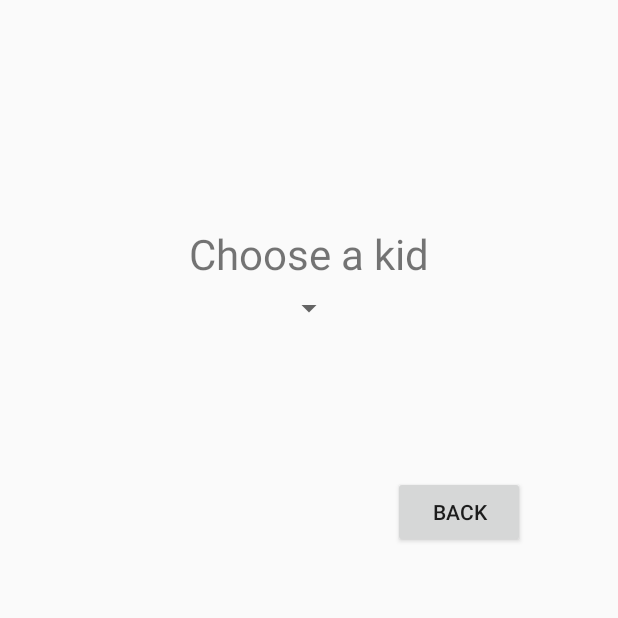
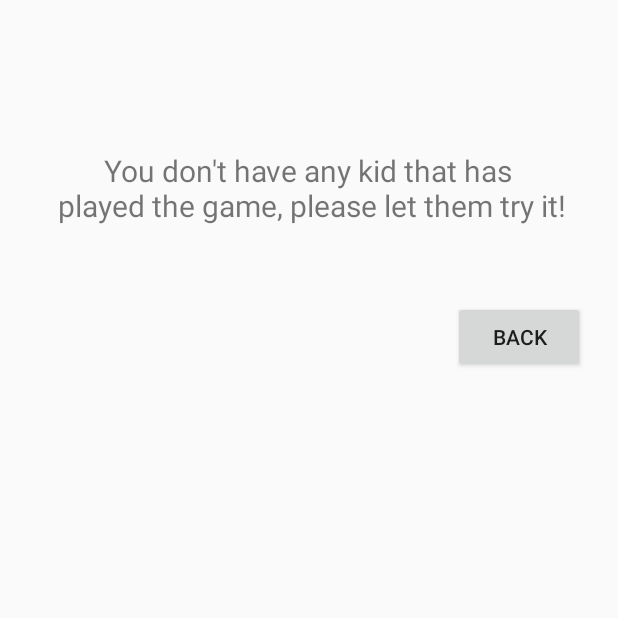
Before and after one commit to MCharming98/HMH2019-Android, an Android app: the screen it shows after launch (ParentsActivity before the commit, NoChildActivity after it), after a tap on an icon or button, on a phone screen of 412 x 824 dp, the top half of it. Run offline under Robolectric (Android 15) with nearby library versions, the phone set to English and light mode, and no system bars.

Commit message:
Add logic and activity for first-time-using parent

```diff
--- /dev/null
+++ b/app/src/main/java/com/example/hmh2019/NoChildActivity.java
@@ -0,0 +1,33 @@
+package com.example.hmh2019;
+
+import android.content.Intent;
+import android.os.Bundle;
+import android.support.design.widget.FloatingActionButton;
+import android.support.design.widget.Snackbar;
+import android.support.v7.app.AppCompatActivity;
+import android.support.v7.widget.Toolbar;
+import android.view.View;
+import android.widget.Button;
+
+public class NoChildActivity extends AppCompatActivity {
+
+    @Override
+    protected void onCreate(Bundle savedInstanceState) {
+        super.onCreate(savedInstanceState);
+        setContentView(R.layout.content_no_child);
+
+        Button backBtn = findViewById(R.id.back_btn);
+        backBtn.setOnClickListener(new View.OnClickListener() {
+            @Override
+            public void onClick(View v) {
+                backToMainActivity();
+            }
+        });
+    }
+
+    private void backToMainActivity(){
+        Intent main = new Intent(this, MainActivity.class);
+        startActivity(main);
+    }
+
+}
--- a/app/src/main/java/com/example/hmh2019/Parent.java
+++ b/app/src/main/java/com/example/hmh2019/Parent.java
@@ -1,13 +1,4 @@
 package com.example.hmh2019;
-
-import android.os.Bundle;
-import android.support.design.widget.FloatingActionButton;
-import android.support.design.widget.Snackbar;
-import android.support.v7.app.AppCompatActivity;
-import android.support.v7.widget.Toolbar;
-import android.view.View;
-import android.view.Menu;
-import android.view.MenuItem;
 
 import java.util.ArrayList;
 import java.util.HashSet;
@@ -17,16 +8,17 @@ import java.util.Set;
 import com.example.hmh2019.Kid;
 
 public class Parent {
-    ArrayList<String> kidArrayList; //The initial list should be empty and we are adding kid to the arraylist when a kid complete his/her test
+    private ArrayList<String> kidArrayList; //The initial list should be empty and we are adding kid to the arraylist when a kid complete his/her test
 
-    public Parent(){
-        ArrayList<String> kidArrayList = new ArrayList<String>(); //As a kid completes the test, it will be added to this arraylist
+    public Parent(String[] kidsArray){
+        kidArrayList = new ArrayList<String>(); //As a kid completes the test, it will be added to this arraylist
+        for(String kid : kidsArray){kidArrayList.add(kid);}
     }
 
     public static void kid_register(){}
 
-    public static Boolean exist_kid(ArrayList<String> kidArrayList){
-        return kidArrayList.size() != 0;
+    public Boolean exist_kid(){
+        return this.kidArrayList.size() != 0;
     }
 
     public static String display_kids_no(ArrayList<String> kidArrayList, Boolean exist_kid){
--- a/app/src/main/java/com/example/hmh2019/ParentsActivity.java
+++ b/app/src/main/java/com/example/hmh2019/ParentsActivity.java
@@ -14,11 +14,13 @@ import android.widget.ArrayAdapter;
 import android.widget.Button;
 import android.widget.Spinner;
 
+import java.util.Arrays;
 import java.util.Map;
 import java.util.Set;
 
 public class ParentsActivity extends AppCompatActivity implements AdapterView.OnItemSelectedListener {
 
+    private int check = 0;
 
     @Override
     protected void onCreate(Bundle savedInstanceState) {
@@ -34,6 +36,12 @@ public class ParentsActivity extends AppCompatActivity implements AdapterView.On
         });
 
         String[] children = getChildren();
+        Parent parent = new Parent(children);
+
+        if(!parent.exist_kid()){
+            Intent no_child = new Intent(this, NoChildActivity.class);
+            startActivity(no_child);
+        }
 
         Spinner childrenSpinner = findViewById(R.id.children_spinner);
         ArrayAdapter<String> adapter = new ArrayAdapter<String>
@@ -46,6 +54,7 @@ public class ParentsActivity extends AppCompatActivity implements AdapterView.On
         SharedPreferences prefs = getSharedPreferences("parent", MODE_PRIVATE);
         String[] template = new String[0];
         String[] children = prefs.getAll().keySet().toArray(template);
+        Arrays.sort(children);
         return children;
 
     }
@@ -57,10 +66,14 @@ public class ParentsActivity extends AppCompatActivity implements AdapterView.On
 
     public void onItemSelected(AdapterView<?> parent, View view,
                                int pos, long id) {
-        String child = parent.getItemAtPosition(pos).toString();
+        if(this.check > 0) {
+            String childName = parent.getItemAtPosition(pos).toString();
+            Intent profile = new Intent(this, ChildProfileActivity.class);
+            profile.putExtra(ChildProfileActivity.CHILD, childName);
+            startActivity(profile);
+        }
+        this.check++;
     }
 
-    public void onNothingSelected(AdapterView<?> parent) {
-        // Another interface callback
-    }
+    public void onNothingSelected(AdapterView<?> a){}
 }
--- /dev/null
+++ b/app/src/main/res/layout/content_no_child.xml
@@ -0,0 +1,27 @@
+<?xml version="1.0" encoding="utf-8"?>
+<LinearLayout
+    xmlns:android="http://schemas.android.com/apk/res/android"
+    xmlns:tools="http://schemas.android.com/tools"
+    android:layout_width="fill_parent"
+    android:layout_height="fill_parent"
+    android:orientation="vertical"
+    android:gravity="center_horizontal">
+
+    <TextView
+        android:layout_width="wrap_content"
+        android:layout_height="wrap_content"
+        android:text="You don't have any kid that has\n played the game, please let them try it!"
+        android:textSize="20dp"
+        android:layout_marginTop="100dp"
+        android:textAlignment="center"
+        />
+
+    <Button
+        android:id="@+id/back_btn"
+        android:layout_width="wrap_content"
+        android:layout_height="wrap_content"
+        android:layout_marginLeft="140dp"
+        android:layout_marginTop="50dp"
+        android:text="Back"/>
+
+</LinearLayout>
--- a/app/src/main/res/values/strings.xml
+++ b/app/src/main/res/values/strings.xml
@@ -3,4 +3,6 @@
     <string name="action_settings">Settings</string>
     <string name="title_activity_kids">KidsActivity</string>
     <string name="title_activity_parents">ParentsActivity</string>
+    <string name="title_activity_child_profile">ChildProfileActivity</string>
+    <string name="title_activity_no_child">NoChildActivity</string>
 </resources>
```
Also changed, not shown: app/src/main/AndroidManifest.xml (+9 -1 lines), app/src/main/java/com/example/hmh2019/ChildProfileActivity.java (added, +34 -0 lines), app/src/main/res/layout/content_child_profile.xml (added, +10 -0 lines).
